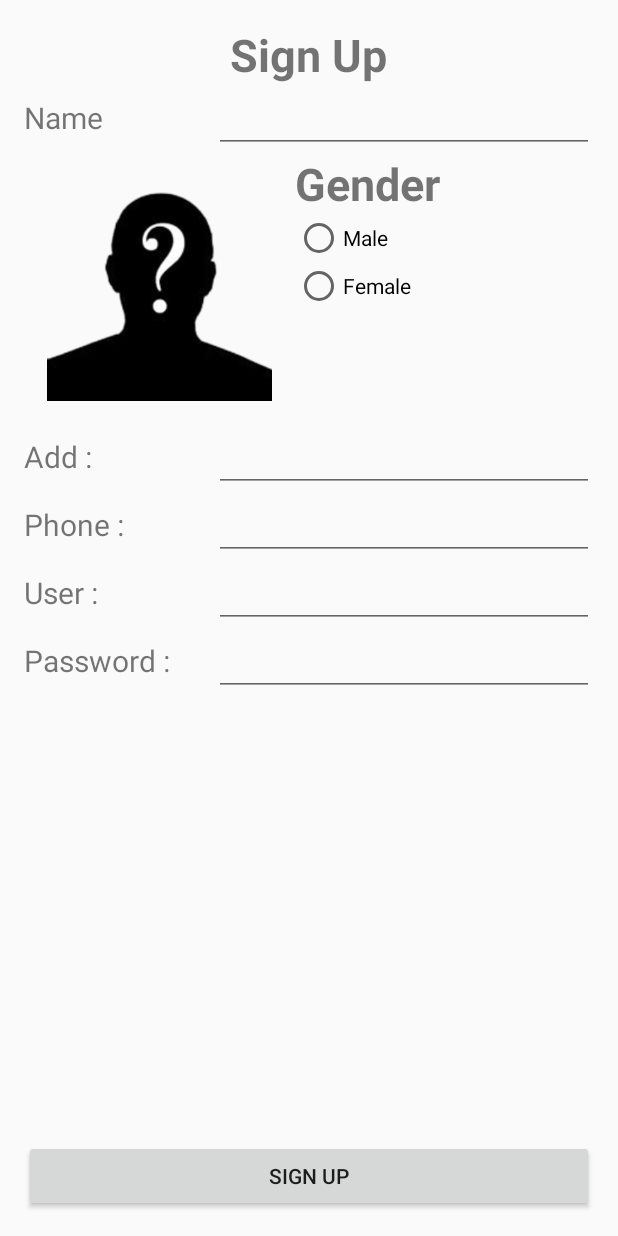
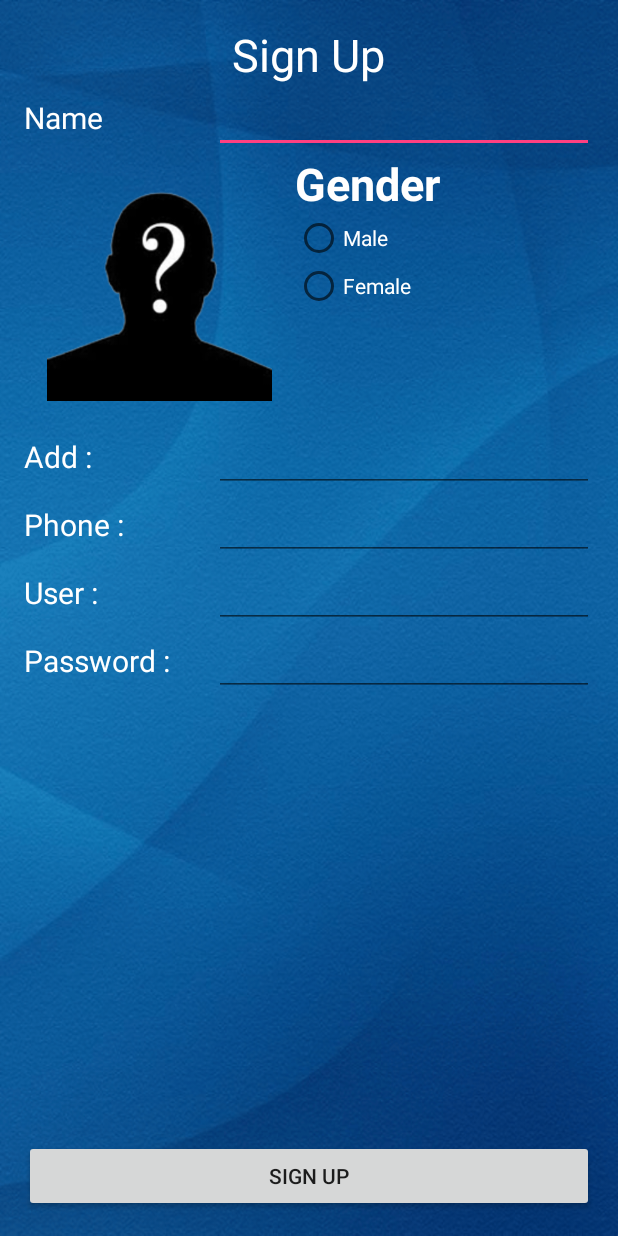
Before and after one commit to Ekwarong/SUT-friend, an Android app: the SignUpActivity screen opened directly, with no data from a screen before it, on a phone screen of 412 x 824 dp. Run offline under Robolectric (Android 15) with nearby library versions, the phone set to English and light mode, and no system bars.

Commit message:
Build Dialog

```diff
--- /dev/null
+++ b/app/src/main/java/sut/ekwarong/sutfriend/MyAlert.java
@@ -0,0 +1,41 @@
+package sut.ekwarong.sutfriend;
+
+import android.app.AlertDialog;
+import android.content.Context;
+import android.content.DialogInterface;
+
+/**
+ * Created by TEW on 9/21/2016.
+ */
+public class MyAlert {
+
+    // Explicit
+    private Context context;
+    private int anInt;
+    private String titleString, messageString;
+
+    public MyAlert(Context context, int anInt, String titleString, String messageString) {
+        this.context = context;
+        this.anInt = anInt;
+        this.titleString = titleString;
+        this.messageString = messageString;
+    }
+
+    public void myDialog() {
+
+        AlertDialog.Builder builder = new AlertDialog.Builder(context);
+        builder.setCancelable(false);
+        builder.setIcon(anInt);
+        builder.setTitle(titleString);
+        builder.setMessage(messageString);
+        builder.setPositiveButton("OK", new DialogInterface.OnClickListener() {
+            @Override
+            public void onClick(DialogInterface dialog, int which) {
+                dialog.dismiss();
+            }
+        });
+        builder.show();
+
+    }
+
+}   // Main Class
--- a/app/src/main/java/sut/ekwarong/sutfriend/SignUpActivity.java
+++ b/app/src/main/java/sut/ekwarong/sutfriend/SignUpActivity.java
@@ -2,14 +2,37 @@ package sut.ekwarong.sutfriend;
 
 import android.support.v7.app.AppCompatActivity;
 import android.os.Bundle;
+import android.view.View;
+import android.widget.EditText;
 
 public class SignUpActivity extends AppCompatActivity {
+
+    // Explicit
+    private EditText nameEditText, addressEditText, phoneEditText, userEditText, passwordEditText;
+    private String nameString, addressString, phoneString, userString, passwordString, genderString, imageString;
 
     @Override
     protected void onCreate(Bundle savedInstanceState) {
         super.onCreate(savedInstanceState);
         setContentView(R.layout.activity_sign_up);
+
+        //Bind Widget
+        nameEditText = (EditText) findViewById(R.id.editText3);
+        addressEditText = (EditText) findViewById(R.id.editText4);
+        phoneEditText = (EditText) findViewById(R.id.editText5);
+        userEditText = (EditText) findViewById(R.id.editText6);
+        passwordEditText = (EditText) findViewById(R.id.editText7);
     }   // Main Method
 
+    public void clickSignUpSign(View view) {
+
+        // Get Value From EditText
+        nameString = nameEditText.getText().toString().trim();
+        addressString = addressEditText.getText().toString().trim();
+        phoneString = phoneEditText.getText().toString().trim();
+        userString = userEditText.getText().toString().trim();
+        passwordString = passwordEditText.getText().toString().trim();
+
+    }   // clickSign
 
 }   // Main Class
--- a/app/src/main/res/layout/activity_main.xml
+++ b/app/src/main/res/layout/activity_main.xml
@@ -7,13 +7,18 @@
     android:paddingLeft="@dimen/activity_horizontal_margin"
     android:paddingRight="@dimen/activity_horizontal_margin"
     android:paddingTop="@dimen/activity_vertical_margin"
-    tools:context="sut.ekwarong.sutfriend.MainActivity">
+    tools:context="sut.ekwarong.sutfriend.MainActivity"
+    android:background="@drawable/bg7">
 
     <TextView
-        android:layout_width="wrap_content"
-        android:layout_height="wrap_content"
-        android:text="Hello World!"
-        android:id="@+id/textView" />
+        android:layout_width="match_parent"
+        android:layout_height="match_parent"
+        android:text="@string/application_testing"
+        android:id="@+id/textView"
+        android:layout_gravity="top|center_horizontal"
+        android:textColor="@color/aText"
+        android:textSize="@dimen/h1"
+        android:gravity="center" />
 
     <LinearLayout
         android:orientation="horizontal"
@@ -27,14 +32,14 @@
         <Button
             android:layout_width="match_parent"
             android:layout_height="wrap_content"
-            android:text="Sign In"
+            android:text="@string/sign_in"
             android:id="@+id/button"
             android:layout_weight="1" />
 
         <Button
             android:layout_width="match_parent"
             android:layout_height="wrap_content"
-            android:text="@string/signup"
+            android:text="@string/sign_up"
             android:id="@+id/button2"
             android:layout_weight="1"
             android:clickable="false"
--- a/app/src/main/res/layout/activity_sign_up.xml
+++ b/app/src/main/res/layout/activity_sign_up.xml
@@ -7,22 +7,25 @@
     android:paddingLeft="@dimen/activity_horizontal_margin"
     android:paddingRight="@dimen/activity_horizontal_margin"
     android:paddingTop="@dimen/activity_vertical_margin"
-    tools:context="sut.ekwarong.sutfriend.SignUpActivity">
+    tools:context="sut.ekwarong.sutfriend.SignUpActivity"
+    android:background="@drawable/bg7">
 
     <LinearLayout
         android:orientation="vertical"
         android:layout_width="match_parent"
         android:layout_height="match_parent"
-        android:layout_above="@+id/button3">
+        android:layout_above="@+id/button4">
 
         <TextView
             android:layout_width="wrap_content"
             android:layout_height="wrap_content"
-            android:id="@+id/editText"
+            android:text="@string/sign_up"
+            android:id="@+id/textView6"
+            android:layout_gravity="top|center_horizontal"
+            android:singleLine="false"
+            android:textColor="@color/aText"
             android:textSize="@dimen/h1"
-            android:text="@string/signup"
-            android:layout_gravity="top|center_horizontal"
-            android:textStyle="bold" />
+            android:phoneNumber="false" />
 
         <LinearLayout
             android:orientation="horizontal"
@@ -32,17 +35,19 @@
             <TextView
                 android:layout_width="match_parent"
                 android:layout_height="wrap_content"
-                android:id="@+id/editText2"
-                android:text="Name"
-                android:textSize="@dimen/h2"
-                android:textIsSelectable="true"
-                android:layout_weight="2" />
+                android:text="@string/name"
+                android:id="@+id/textView7"
+                android:textColor="@color/aText"
+                android:layout_weight="2"
+                android:textSize="@dimen/h2" />
 
             <EditText
                 android:layout_width="match_parent"
                 android:layout_height="wrap_content"
                 android:id="@+id/editText3"
-                android:layout_weight="1" />
+                android:layout_weight="1"
+                android:textColor="@color/aText"
+                android:inputType="none" />
 
         </LinearLayout>
 
@@ -56,7 +61,8 @@
                 android:layout_height="@dimen/icon"
                 android:id="@+id/imageView"
                 android:src="@drawable/question_man"
-                android:layout_margin="15dp" />
+                android:layout_margin="15dp"
+                android:contentDescription="" />
 
             <LinearLayout
                 android:orientation="vertical"
@@ -66,26 +72,30 @@
                 <TextView
                     android:layout_width="wrap_content"
                     android:layout_height="wrap_content"
-                    android:text="Gender"
+                    android:text="@string/gender"
                     android:id="@+id/textView2"
                     android:textSize="@dimen/h1"
-                    android:textStyle="bold" />
+                    android:textStyle="bold"
+                    android:textColor="@color/aText" />
 
                 <RadioGroup
                     android:layout_width="match_parent"
-                    android:layout_height="match_parent">
+                    android:layout_height="match_parent"
+                    android:id="@+id/ragGroup">
 
                     <RadioButton
                         android:layout_width="wrap_content"
                         android:layout_height="wrap_content"
-                        android:text="Male"
-                        android:id="@+id/radioButton" />
+                        android:text="@string/male"
+                        android:id="@+id/radioButton"
+                        android:textColor="@color/aText" />
 
                     <RadioButton
                         android:layout_width="wrap_content"
                         android:layout_height="wrap_content"
-                        android:text="Female"
-                        android:id="@+id/radioButton2" />
+                        android:text="@string/female"
+                        android:id="@+id/radioButton2"
+                        android:textColor="@color/aText" />
                 </RadioGroup>
 
             </LinearLayout>
@@ -99,17 +109,20 @@
             <TextView
                 android:layout_width="match_parent"
                 android:layout_height="wrap_content"
+                android:text="@string/add"
                 android:id="@+id/textView3"
-                android:text="Add :"
-                android:textSize="@dimen/h2"
-                android:textIsSelectable="true"
-                android:layout_weight="2" />
+                android:textColor="@color/aText"
+                android:layout_weight="2"
+                android:textSize="@dimen/h2" />
 
             <EditText
                 android:layout_width="match_parent"
                 android:layout_height="wrap_content"
                 android:id="@+id/editText4"
-                android:layout_weight="1" />
+                android:layout_weight="1"
+                android:textColor="@color/aText"
+                android:inputType="none" />
+
         </LinearLayout>
 
         <LinearLayout
@@ -120,17 +133,19 @@
             <TextView
                 android:layout_width="match_parent"
                 android:layout_height="wrap_content"
+                android:text="@string/phone"
                 android:id="@+id/textView4"
-                android:text="Phone :"
-                android:textSize="@dimen/h2"
-                android:textIsSelectable="true"
-                android:layout_weight="2" />
+                android:textColor="@color/aText"
+                android:layout_weight="2"
+                android:textSize="@dimen/h2" />
 
             <EditText
                 android:layout_width="match_parent"
                 android:layout_height="wrap_content"
                 android:id="@+id/editText5"
-                android:layout_weight="1" />
+                android:layout_weight="1"
+                android:textColor="@color/aText"
+                android:inputType="none" />
         </LinearLayout>
 
         <LinearLayout
@@ -141,17 +156,20 @@
             <TextView
                 android:layout_width="match_parent"
                 android:layout_height="wrap_content"
-                android:id="@+id/textView5"
-                android:text="User :"
-                android:textSize="@dimen/h2"
-                android:textIsSelectable="true"
-                android:layout_weight="2" />
+                android:text="@string/user"
+                android:id="@+id/textView8"
+                android:textColor="@color/aText"
+                android:layout_weight="2"
+                android:textSize="@dimen/h2" />
 
             <EditText
                 android:layout_width="match_parent"
                 android:layout_height="wrap_content"
                 android:id="@+id/editText6"
-                android:layout_weight="1" />
+                android:layout_weight="1"
+                android:textColor="@color/aText"
+                android:inputType="none" />
+
         </LinearLayout>
 
         <LinearLayout
@@ -162,17 +180,21 @@
             <TextView
                 android:layout_width="match_parent"
                 android:layout_height="wrap_content"
-                android:id="@+id/textView6"
-                android:text="Password :"
-                android:textSize="@dimen/h2"
-                android:textIsSelectable="true"
-                android:layout_weight="2" />
+                android:text="@string/password"
+                android:id="@+id/textView5"
+                android:textColor="@color/aText"
+                android:layout_weight="2"
+                android:textSize="@dimen/h2" />
 
             <EditText
                 android:layout_width="match_parent"
                 android:layout_height="wrap_content"
                 android:id="@+id/editText7"
-                android:layout_weight="1" />
+                android:layout_weight="1"
+                android:textColor="@color/aText"
+                android:inputType="none"
+                android:textIsSelectable="true" />
+
         </LinearLayout>
 
     </LinearLayout>
@@ -180,12 +202,9 @@
     <Button
         android:layout_width="match_parent"
         android:layout_height="wrap_content"
-        android:text="@string/signup"
-        android:id="@+id/button3"
-        android:layout_alignParentTop="false"
-        android:layout_alignParentLeft="false"
-        android:layout_alignParentStart="true"
-        android:contextClickable="false"
-        android:layout_alignParentBottom="true" />
+        android:text="@string/sign_up"
+        android:id="@+id/button4"
+        android:layout_alignParentBottom="true"
+        android:onClick="clickSignUpSign" />
 
 </RelativeLayout>
--- a/app/src/main/res/values/colors.xml
+++ b/app/src/main/res/values/colors.xml
@@ -1,6 +1,10 @@
 <?xml version="1.0" encoding="utf-8"?>
 <resources>
+
     <color name="colorPrimary">#3F51B5</color>
     <color name="colorPrimaryDark">#303F9F</color>
     <color name="colorAccent">#FF4081</color>
+
+    <color name="aText">#FFFFFF</color>
+
 </resources>
--- a/app/src/main/res/values/strings.xml
+++ b/app/src/main/res/values/strings.xml
@@ -1,6 +1,16 @@
 <resources>
     <string name="app_name">Sut friend</string>
 
-    <string name="signup">Sign Up</string>
+    <string name="sign_up">Sign Up</string>
+    <string name="sign_in">Sign In</string>
+    <string name="name">Name</string>
+    <string name="gender">Gender</string>
+    <string name="male">Male</string>
+    <string name="female">Female</string>
+    <string name="add">Add :</string>
+    <string name="password">Password :</string>
+    <string name="user">User :</string>
+    <string name="phone">Phone :</string>
+    <string name="application_testing">Application Testing</string>
 
 </resources>
```
Also changed, not shown: app/src/main/res/drawable/bg17.png (added), app/src/main/res/drawable/bg7.png (added).
